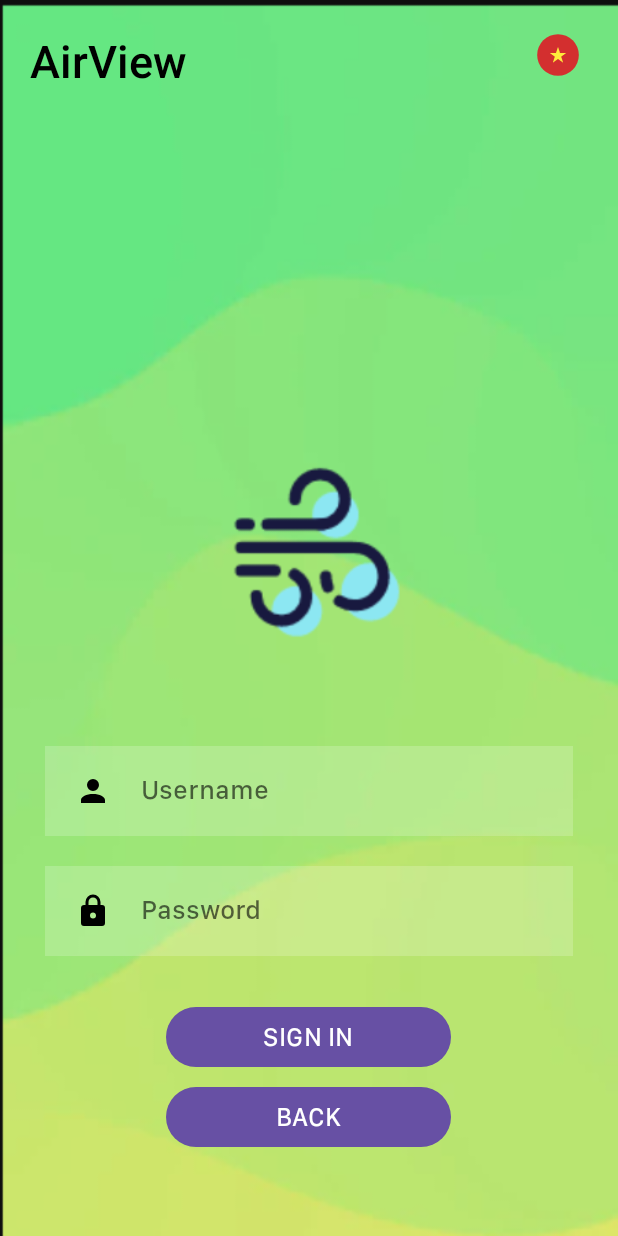
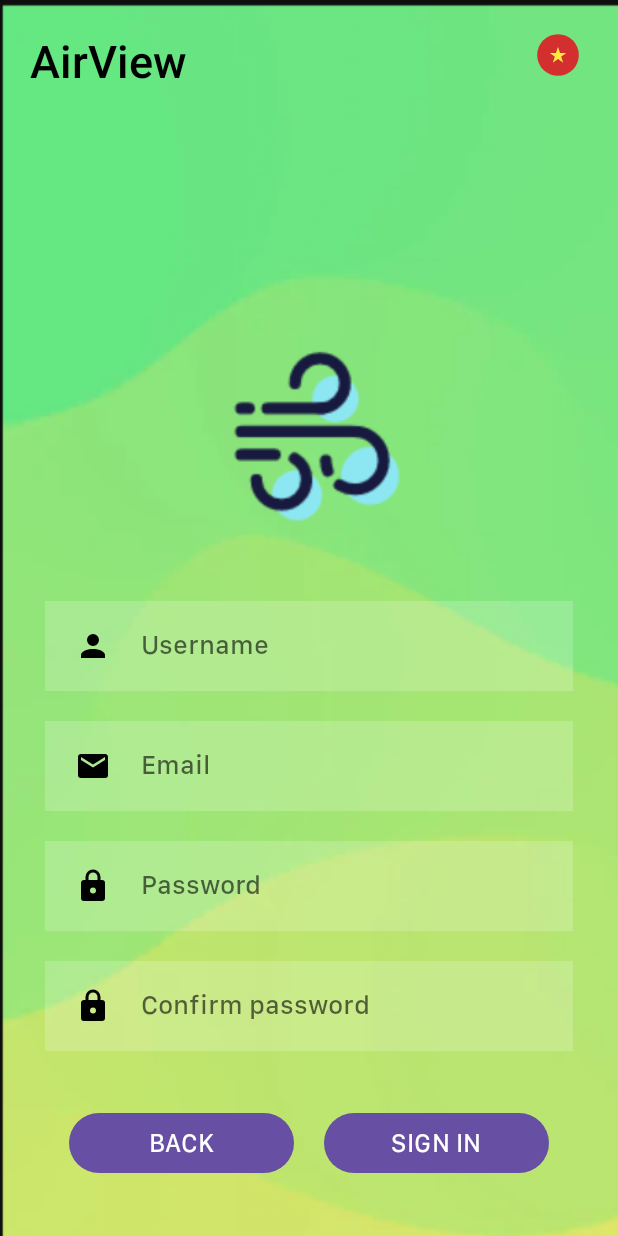
Before and after one commit to d3m0l15h/AirView_NT118, an Android app: the screen it shows after launch (MainActivity), on a phone screen of 412 x 824 dp. Run offline under Robolectric (Android 15) with nearby library versions, the phone set to English and light mode, and no system bars.

Commit message:
Add screen2 ui and remove some unused code

```diff
--- a/app/src/main/java/uit/com/airview/MainActivity.java
+++ b/app/src/main/java/uit/com/airview/MainActivity.java
@@ -17,7 +17,7 @@ public class MainActivity extends AppCompatActivity {
     protected void onCreate(Bundle savedInstanceState) {
         super.onCreate(savedInstanceState);
         Log.i(Tag,"Act1 onCreate");
-        setContentView(R.layout.screen3);
+        setContentView(R.layout.screen2);
 
 //        name = findViewById(R.id.name);
 //        btn = findViewById(R.id.act1_btn);
--- /dev/null
+++ b/app/src/main/res/drawable/email.xml
@@ -0,0 +1 @@
+<!-- drawable/email.xml --><vector xmlns:android="http://schemas.android.com/apk/res/android" android:height="24dp" android:width="24dp" android:viewportWidth="24" android:viewportHeight="24"><path android:fillColor="#000000" android:pathData="M20,8L12,13L4,8V6L12,11L20,6M20,4H4C2.89,4 2,4.89 2,6V18A2,2 0 0,0 4,20H20A2,2 0 0,0 22,18V6C22,4.89 21.1,4 20,4Z" /></vector>
--- /dev/null
+++ b/app/src/main/res/layout-land/screen2.xml
@@ -0,0 +1,164 @@
+<?xml version="1.0" encoding="utf-8"?>
+
+
+<RelativeLayout xmlns:android="http://schemas.android.com/apk/res/android"
+    xmlns:app="http://schemas.android.com/apk/res-auto"
+    xmlns:tools="http://schemas.android.com/tools"
+    android:layout_width="wrap_content"
+    android:layout_height="match_parent"
+    android:background="@drawable/green_screen"
+    tools:context=".MainActivity">
+
+
+    <ImageButton
+        android:id="@+id/imageButton3"
+        android:layout_width="80dp"
+        android:layout_height="wrap_content"
+        android:layout_alignParentEnd="true"
+        android:layout_marginTop="20dp"
+        android:layout_marginEnd="20dp"
+        android:background="@color/transparent"
+        app:srcCompat="@mipmap/vietnam" />
+
+
+    <ScrollView
+        android:layout_width="match_parent"
+        android:layout_height="match_parent"
+        android:padding="10dp">
+
+        <LinearLayout
+            android:layout_width="match_parent"
+            android:layout_height="wrap_content"
+            android:orientation="vertical"
+
+            >
+
+
+            <ImageView
+                android:id="@+id/imageView4"
+                android:layout_width="135dp"
+                android:layout_height="123dp"
+                android:layout_above="@+id/username"
+                android:layout_centerHorizontal="true"
+                android:layout_marginBottom="40dp"
+                android:layout_marginTop="20dp"
+                android:layout_gravity="center"
+                app:srcCompat="@drawable/air" />
+
+            <EditText
+                android:id="@+id/username"
+                android:layout_width="match_parent"
+                android:layout_height="60dp"
+                android:layout_above="@id/email"
+                android:layout_marginStart="30dp"
+                android:layout_marginTop="10dp"
+                android:layout_marginEnd="30dp"
+                android:layout_marginBottom="20dp"
+                android:background="#30ffffff"
+                android:drawableLeft="@drawable/account"
+                android:drawablePadding="20dp"
+                android:hint="Username"
+                android:lines="1"
+                android:maxLines="1"
+                android:padding="20dp"
+                android:singleLine="true"
+                android:textColor="@color/black"
+                android:textColorHint="#99000000" />
+
+            <EditText
+                android:id="@+id/email"
+                android:layout_width="match_parent"
+                android:layout_height="60dp"
+                android:layout_above="@id/input2"
+                android:layout_marginStart="30dp"
+                android:layout_marginTop="0dp"
+                android:layout_marginEnd="30dp"
+                android:layout_marginBottom="20dp"
+                android:background="#30ffffff"
+                android:drawableLeft="@drawable/email"
+                android:drawablePadding="20dp"
+                android:hint="Email"
+                android:inputType="textEmailAddress"
+                android:lines="1"
+                android:maxLines="1"
+                android:padding="20dp"
+                android:singleLine="true"
+                android:textColor="@color/black"
+                android:textColorHint="#99000000" />
+
+            <EditText
+                android:id="@+id/input2"
+                android:layout_width="match_parent"
+                android:layout_height="60dp"
+                android:layout_above="@+id/input3"
+                android:layout_marginStart="30dp"
+                android:layout_marginTop="0dp"
+                android:layout_marginEnd="30dp"
+                android:layout_marginBottom="20dp"
+                android:background="#30ffffff"
+                android:drawableLeft="@drawable/lock"
+                android:drawablePadding="20dp"
+                android:hint="Password"
+                android:inputType="textPassword"
+                android:padding="20dp"
+                android:textColor="@color/black"
+                android:textColorHint="#99000000" />
+
+            <EditText
+                android:id="@+id/input3"
+                android:layout_width="match_parent"
+                android:layout_height="60dp"
+                android:layout_above="@+id/layout2"
+                android:layout_marginStart="30dp"
+                android:layout_marginTop="0dp"
+                android:layout_marginEnd="30dp"
+                android:layout_marginBottom="4dp"
+                android:background="#30ffffff"
+                android:drawableLeft="@drawable/lock"
+                android:drawablePadding="20dp"
+                android:hint="Confirm password"
+                android:inputType="textPassword"
+                android:padding="20dp"
+                android:textColor="@color/black"
+                android:textColorHint="#99000000" />
+
+
+            <LinearLayout
+                android:id="@+id/layout2"
+                android:layout_width="match_parent"
+                android:layout_height="wrap_content"
+                android:layout_alignParentBottom="true"
+                android:layout_marginTop="10dp"
+                android:layout_marginBottom="30dp"
+                android:gravity="center"
+                android:orientation="horizontal">
+
+                <Button
+                    android:id="@+id/button3"
+                    android:layout_width="150dp"
+                    android:layout_height="wrap_content"
+                    android:layout_above="@id/button2"
+                    android:layout_centerInParent="true"
+                    android:layout_marginRight="10dp"
+                    android:layout_marginBottom="5dp"
+                    android:text="BACK"
+                    android:textSize="17sp" />
+
+                <Button
+                    android:id="@+id/button4"
+                    android:layout_width="150dp"
+                    android:layout_height="wrap_content"
+                    android:layout_above="@id/button2"
+                    android:layout_centerInParent="true"
+                    android:layout_marginLeft="10dp"
+                    android:layout_marginBottom="5dp"
+                    android:text="SIGN IN"
+                    android:textSize="17sp" />
+            </LinearLayout>
+
+
+        </LinearLayout>
+    </ScrollView>
+
+
+</RelativeLayout>
--- a/app/src/main/res/layout-land/screen3.xml
+++ b/app/src/main/res/layout-land/screen3.xml
@@ -13,7 +13,7 @@
         android:layout_height="wrap_content"
         android:layout_alignParentEnd="true"
         android:layout_marginTop="20dp"
-        android:layout_marginEnd="20dp"
+        android:layout_marginEnd="30dp"
         android:background="@color/transparent"
         app:srcCompat="@mipmap/vietnam" />
 
@@ -21,7 +21,7 @@
         android:id="@+id/textView2"
         android:layout_width="wrap_content"
         android:layout_height="wrap_content"
-        android:layout_marginStart="20dp"
+        android:layout_marginStart="30dp"
         android:layout_marginTop="20dp"
         android:fontFamily="sans-serif-medium"
         android:text="@string/app_name"
@@ -41,37 +41,6 @@
         android:layout_marginEnd="30dp"
         android:textSize="17sp" />
 
-    <!--    <LinearLayout-->
-    <!--        android:id="@+id/layout2"-->
-    <!--        android:layout_width="match_parent"-->
-    <!--        android:layout_height="wrap_content"-->
-    <!--        android:layout_above="@id/linearLayout"-->
-    <!--        android:layout_marginTop="10dp"-->
-    <!--        android:layout_marginBottom="6dp"-->
-    <!--        android:gravity="center"-->
-    <!--        android:orientation="horizontal">-->
-
-    <!--        <ImageView-->
-    <!--            android:id="@+id/imageView2"-->
-    <!--            android:layout_width="150dp"-->
-    <!--            android:layout_height="match_parent"-->
-    <!--            app:srcCompat="@drawable/line" />-->
-
-    <!--        <TextView-->
-    <!--            android:id="@+id/textView"-->
-    <!--            android:layout_width="wrap_content"-->
-    <!--            android:layout_height="wrap_content"-->
-    <!--            android:layout_marginStart="10dp"-->
-    <!--            android:layout_marginEnd="10dp"-->
-    <!--            android:text="OR"-->
-    <!--            android:textSize="16sp" />-->
-
-    <!--        <ImageView-->
-    <!--            android:id="@+id/imageView3"-->
-    <!--            android:layout_width="150dp"-->
-    <!--            android:layout_height="match_parent"-->
-    <!--            app:srcCompat="@drawable/line" />-->
-    <!--    </LinearLayout>-->
 
     <Button
         android:id="@+id/button2"
@@ -84,56 +53,6 @@
         android:text="BACK"
         android:layout_marginBottom="15dp"
         android:textSize="17sp" />
-
-    <!--        <LinearLayout-->
-    <!--            android:id="@+id/linearLayout"-->
-    <!--            android:layout_width="match_parent"-->
-    <!--            android:layout_height="57dp"-->
-    <!--            android:gravity="center"-->
-    <!--            android:layout_above="@id/button2"-->
-    <!--            android:layout_marginBottom="5dp">-->
-
-    <!--            <ImageButton-->
-    <!--                android:id="@+id/imageButton"-->
-    <!--                android:layout_width="61dp"-->
-    <!--                android:layout_height="match_parent"-->
-    <!--                android:layout_marginStart="112dp"-->
-    <!--                android:layout_marginEnd="5dp"-->
-    <!--                android:background="#00FFFFFF"-->
-    <!--                app:srcCompat="@mipmap/google" />-->
-
-    <!--            <ImageButton-->
-    <!--                android:id="@+id/imageButton2"-->
-    <!--                android:layout_width="61dp"-->
-    <!--                android:layout_height="match_parent"-->
-    <!--                android:layout_marginEnd="112dp"-->
-    <!--                android:background="#00FFFFFF"-->
-    <!--                app:srcCompat="@mipmap/facebook" />-->
-    <!--        </LinearLayout>-->
-
-    <!--    <Button-->
-    <!--        android:id="@+id/button5"-->
-    <!--        android:layout_width="wrap_content"-->
-    <!--        android:layout_height="wrap_content"-->
-    <!--        android:layout_alignParentBottom="true"-->
-    <!--        android:layout_centerInParent="true"-->
-    <!--        android:layout_marginTop="10dp"-->
-    <!--        android:layout_marginBottom="15dp"-->
-    <!--        android:background="@color/transparent"-->
-    <!--        android:text="Reset your password?"-->
-    <!--        android:textColor="#606060" />-->
-
-
-    <!--    <TextView-->
-    <!--        android:id="@+id/textView3"-->
-    <!--        android:layout_width="246dp"-->
-    <!--        android:layout_height="wrap_content"-->
-    <!--        android:layout_centerInParent="true"-->
-    <!--        android:text="@string/screen1_summary"-->
-    <!--        android:textAlignment="textStart"-->
-    <!--        android:textColor="#000000"-->
-    <!--        android:textSize="22sp"-->
-    <!--        android:textStyle="italic" />-->
 
 
     <ImageView
--- /dev/null
+++ b/app/src/main/res/layout/screen2.xml
@@ -0,0 +1,155 @@
+<?xml version="1.0" encoding="utf-8"?>
+<RelativeLayout xmlns:android="http://schemas.android.com/apk/res/android"
+    xmlns:app="http://schemas.android.com/apk/res-auto"
+    xmlns:tools="http://schemas.android.com/tools"
+    android:layout_width="wrap_content"
+    android:layout_height="match_parent"
+    android:background="@drawable/green_screen"
+    tools:context=".MainActivity">
+
+    <ImageButton
+        android:id="@+id/imageButton3"
+        android:layout_width="80dp"
+        android:layout_height="wrap_content"
+        android:layout_alignParentEnd="true"
+        android:layout_marginTop="20dp"
+        android:layout_marginEnd="20dp"
+        android:background="@color/transparent"
+        app:srcCompat="@mipmap/vietnam" />
+
+    <TextView
+        android:id="@+id/textView2"
+        android:layout_width="wrap_content"
+        android:layout_height="wrap_content"
+        android:layout_marginStart="20dp"
+        android:layout_marginTop="20dp"
+        android:fontFamily="sans-serif-medium"
+        android:text="@string/app_name"
+        android:textColor="@color/black"
+        android:textSize="30sp" />
+
+
+    <LinearLayout
+        android:id="@+id/layout2"
+        android:layout_width="match_parent"
+        android:layout_height="wrap_content"
+        android:layout_marginTop="0dp"
+        android:layout_marginBottom="30dp"
+        android:layout_alignParentBottom="true"
+        android:gravity="center"
+        android:orientation="horizontal">
+
+        <Button
+            android:id="@+id/button3"
+            android:layout_width="150dp"
+            android:layout_height="wrap_content"
+            android:layout_above="@id/button2"
+            android:layout_centerInParent="true"
+            android:layout_marginRight="10dp"
+            android:layout_marginBottom="5dp"
+            android:text="BACK"
+            android:textSize="17sp" />
+
+        <Button
+            android:id="@+id/button4"
+            android:layout_width="150dp"
+            android:layout_height="wrap_content"
+            android:layout_above="@id/button2"
+            android:layout_centerInParent="true"
+            android:layout_marginLeft="10dp"
+            android:layout_marginBottom="5dp"
+            android:text="SIGN IN"
+            android:textSize="17sp" />
+    </LinearLayout>
+
+
+    <ImageView
+        android:id="@+id/imageView4"
+        android:layout_width="135dp"
+        android:layout_height="123dp"
+        android:layout_above="@+id/username"
+        android:layout_marginBottom="40dp"
+        android:layout_centerHorizontal="true"
+
+        app:srcCompat="@drawable/air" />
+
+
+
+    <EditText
+        android:id="@+id/username"
+        android:layout_width="match_parent"
+        android:layout_height="60dp"
+        android:layout_above="@id/email"
+        android:layout_marginStart="30dp"
+        android:layout_marginTop="10dp"
+        android:layout_marginEnd="30dp"
+        android:layout_marginBottom="20dp"
+        android:background="#30ffffff"
+        android:drawableLeft="@drawable/account"
+        android:drawablePadding="20dp"
+        android:hint="Username"
+        android:padding="20dp"
+        android:maxLines="1"
+        android:lines="1"
+        android:singleLine="true"
+        android:textColor="@color/black"
+        android:textColorHint="#99000000" />
+
+    <EditText
+        android:id="@+id/email"
+        android:layout_width="match_parent"
+        android:layout_height="60dp"
+        android:layout_above="@id/input2"
+        android:layout_marginStart="30dp"
+        android:layout_marginTop="0dp"
+        android:layout_marginEnd="30dp"
+        android:layout_marginBottom="20dp"
+        android:background="#30ffffff"
+        android:drawableLeft="@drawable/email"
+        android:drawablePadding="20dp"
+        android:hint="Email"
+        android:inputType="textEmailAddress"
+        android:padding="20dp"
+        android:maxLines="1"
+        android:lines="1"
+        android:singleLine="true"
+        android:textColor="@color/black"
+        android:textColorHint="#99000000" />
+
+    <EditText
+        android:id="@+id/input2"
+        android:layout_width="match_parent"
+        android:layout_height="60dp"
+        android:layout_above="@+id/input3"
+        android:layout_marginStart="30dp"
+        android:layout_marginTop="0dp"
+        android:layout_marginEnd="30dp"
+        android:layout_marginBottom="20dp"
+        android:background="#30ffffff"
+        android:drawableLeft="@drawable/lock"
+        android:drawablePadding="20dp"
+        android:hint="Password"
+        android:inputType="textPassword"
+        android:padding="20dp"
+        android:textColor="@color/black"
+        android:textColorHint="#99000000" />
+
+    <EditText
+        android:id="@+id/input3"
+        android:layout_width="match_parent"
+        android:layout_height="60dp"
+        android:layout_above="@+id/layout2"
+        android:layout_marginStart="30dp"
+        android:layout_marginTop="0dp"
+        android:layout_marginEnd="30dp"
+        android:layout_marginBottom="40dp"
+        android:background="#30ffffff"
+        android:drawableLeft="@drawable/lock"
+        android:drawablePadding="20dp"
+        android:hint="Confirm password"
+        android:inputType="textPassword"
+        android:padding="20dp"
+        android:textColor="@color/black"
+        android:textColorHint="#99000000" />
+
+</RelativeLayout>
```
Also changed, not shown: app/src/main/res/layout/screen3.xml (+0 -80 lines).
